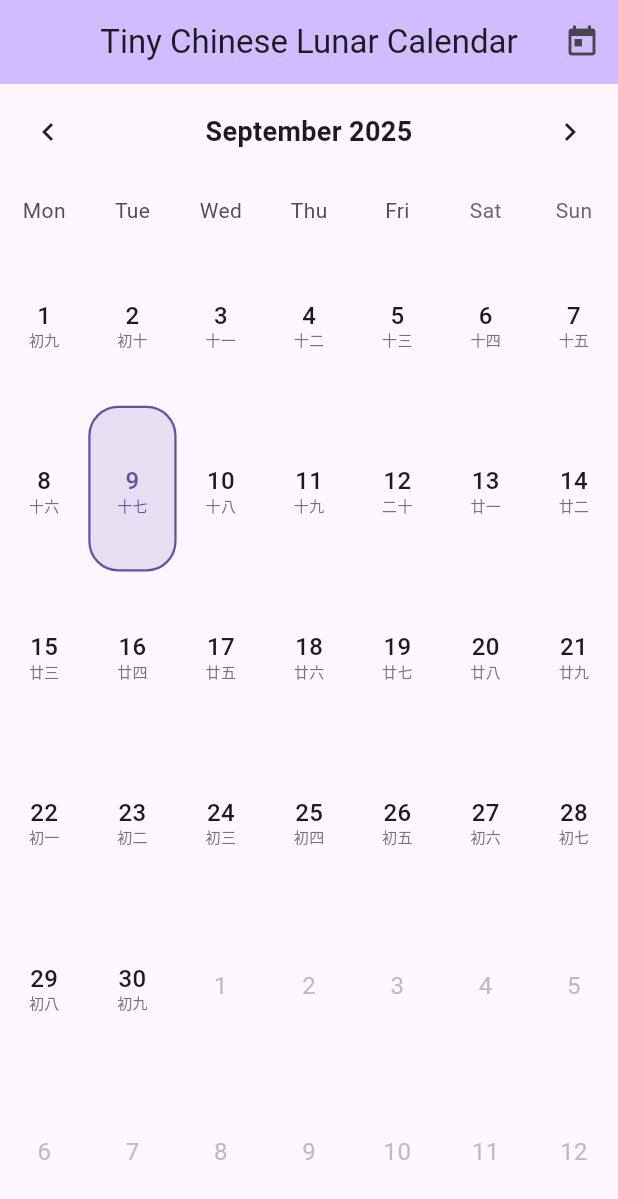
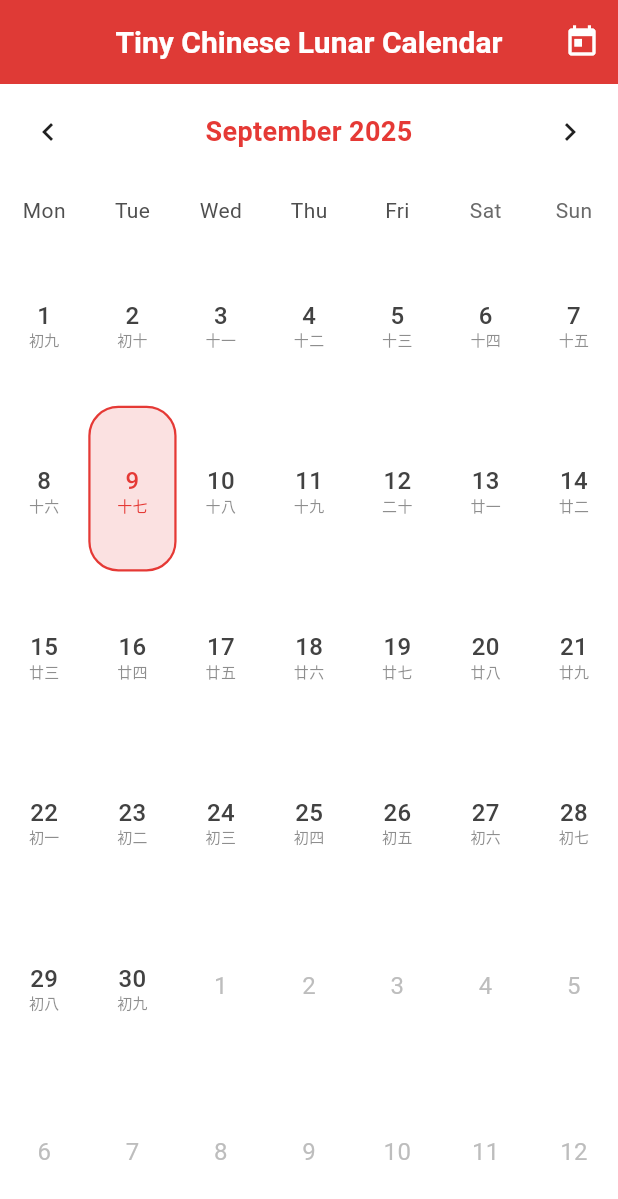
Before and after one commit to cjhuaxin/tiny_chinese_lunar_calendar, a Flutter app: the screen it shows after launch, on a phone screen of 412 x 824 dp. Shown: the top 1199 px of the screen. Run offline on Flutter 3.47's test engine with Material 3 defaults, Android fonts, the phone set to English and light mode, and no system bars; drawn by our look-alikes of table_calendar; our stand-ins replace bloc; generated files the repository leaves out were written again.

Commit message:
update to  the chinese red theme

```diff
--- /dev/null
+++ b/lib/app/theme/app_theme.dart
@@ -0,0 +1,195 @@
+import 'package:flutter/material.dart';
+
+/// 中国万年历应用主题配色
+/// 采用中国红为主色调，营造传统文化氛围
+class AppTheme {
+  // 中国红色系配色 - 更现代化的中国红调色板
+  static const Color _chineseRed = Color(0xFFE53935); // 主要的中国红，稍微明亮一些
+  static const Color _deepRed = Color(0xFFC62828); // 深红色，更温暖
+  static const Color _lightRed = Color(0xFFEF5350); // 浅红色
+  static const Color _softRed = Color(0xFFFFEBEE); // 非常柔和的红色背景
+
+  // 辅助色彩
+  static const Color _goldAccent = Color(0xFFFF8F00); // 更温暖的金色
+  static const Color _warmGray = Color(0xFF424242); // 现代化的深灰色
+  static const Color _lightGray = Color(0xFFFAFAFA); // 更纯净的浅灰色背景
+
+  /// 获取亮色主题
+  static ThemeData get lightTheme {
+    return ThemeData(
+      useMaterial3: true,
+      colorScheme: ColorScheme.fromSeed(
+        seedColor: _chineseRed,
+        primary: _chineseRed,
+        onPrimary: Colors.white,
+        secondary: _goldAccent,
+        onSecondary: Colors.white,
+        surface: Colors.white,
+        onSurface: _warmGray,
+        error: _deepRed,
+        onError: Colors.white,
+      ),
+
+      // AppBar主题
+      appBarTheme: const AppBarTheme(
+        backgroundColor: _chineseRed,
+        foregroundColor: Colors.white,
+        elevation: 2,
+        centerTitle: true,
+        titleTextStyle: TextStyle(
+          color: Colors.white,
+          fontSize: 20,
+          fontWeight: FontWeight.w600,
+        ),
+        iconTheme: IconThemeData(
+          color: Colors.white,
+        ),
+      ),
+
+      // 卡片主题
+      cardTheme: CardThemeData(
+        color: Colors.white,
+        elevation: 2,
+        shape: RoundedRectangleBorder(
+          borderRadius: BorderRadius.circular(12),
+        ),
+      ),
+
+      // 按钮主题
+      elevatedButtonTheme: ElevatedButtonThemeData(
+        style: ElevatedButton.styleFrom(
+          backgroundColor: _chineseRed,
+          foregroundColor: Colors.white,
+          elevation: 2,
+          shape: RoundedRectangleBorder(
+            borderRadius: BorderRadius.circular(8),
+          ),
+        ),
+      ),
+
+      // 文本按钮主题
+      textButtonTheme: TextButtonThemeData(
+        style: TextButton.styleFrom(
+          foregroundColor: _chineseRed,
+        ),
+      ),
+
+      // 图标按钮主题
+      iconButtonTheme: IconButtonThemeData(
+        style: IconButton.styleFrom(
+          foregroundColor: _chineseRed,
+        ),
+      ),
+
+      // 输入框主题
+      inputDecorationTheme: InputDecorationTheme(
+        border: OutlineInputBorder(
+          borderRadius: BorderRadius.circular(8),
+          borderSide: BorderSide(color: Colors.grey.shade300),
+        ),
+        focusedBorder: OutlineInputBorder(
+          borderRadius: BorderRadius.circular(8),
+          borderSide: const BorderSide(color: _chineseRed, width: 2),
+        ),
+        labelStyle: const TextStyle(color: _warmGray),
+        hintStyle: TextStyle(color: Colors.grey.shade500),
+      ),
+
+      // 文本主题
+      textTheme: const TextTheme(
+        headlineLarge: TextStyle(
+          color: _warmGray,
+          fontWeight: FontWeight.bold,
+        ),
+        headlineMedium: TextStyle(
+          color: _warmGray,
+          fontWeight: FontWeight.w600,
+        ),
+        titleLarge: TextStyle(
+          color: _warmGray,
+          fontWeight: FontWeight.w600,
+        ),
+        titleMedium: TextStyle(
+          color: _warmGray,
+          fontWeight: FontWeight.w500,
+        ),
+        bodyLarge: TextStyle(
+          color: _warmGray,
+        ),
+        bodyMedium: TextStyle(
+          color: _warmGray,
+        ),
+      ),
+
+      // 分割线主题
+      dividerTheme: DividerThemeData(
+        color: Colors.grey.shade300,
+        thickness: 1,
+      ),
+    );
+  }
+
+  /// 获取暗色主题
+  static ThemeData get darkTheme {
+    return ThemeData(
+      useMaterial3: true,
+      colorScheme: ColorScheme.fromSeed(
+        seedColor: _chineseRed,
+        brightness: Brightness.dark,
+        primary: _lightRed,
+        onPrimary: Colors.white,
+        secondary: _goldAccent,
+        onSecondary: Colors.black,
+        surface: const Color(0xFF1E1E1E),
+        onSurface: Colors.white,
+        error: _lightRed,
+        onError: Colors.white,
+      ),
+
+      // AppBar主题
+      appBarTheme: const AppBarTheme(
+        backgroundColor: Color(0xFF1E1E1E),
+        foregroundColor: Colors.white,
+        elevation: 2,
+        centerTitle: true,
+        titleTextStyle: TextStyle(
+          color: Colors.white,
+          fontSize: 20,
+          fontWeight: FontWeight.w600,
+        ),
+        iconTheme: IconThemeData(
+          color: Colors.white,
+        ),
+      ),
+
+      // 卡片主题
+      cardTheme: const CardThemeData(
+        color: Color(0xFF2D2D2D),
+        elevation: 2,
+      ),
+
+      // 按钮主题
+      elevatedButtonTheme: ElevatedButtonThemeData(
+        style: ElevatedButton.styleFrom(
+          backgroundColor: _lightRed,
+          foregroundColor: Colors.white,
+          elevation: 2,
+        ),
+      ),
+
+      // 文本按钮主题
+      textButtonTheme: TextButtonThemeData(
+        style: TextButton.styleFrom(
+          foregroundColor: _lightRed,
+        ),
+      ),
+
+      // 图标按钮主题
+      iconButtonTheme: IconButtonThemeData(
+        style: IconButton.styleFrom(
+          foregroundColor: _lightRed,
+        ),
+      ),
+    );
+  }
+}
--- /dev/null
+++ b/lib/app/theme/theme.dart
@@ -0,0 +1 @@
+export 'app_theme.dart';
--- a/lib/app/view/app.dart
+++ b/lib/app/view/app.dart
@@ -1,4 +1,5 @@
 import 'package:flutter/material.dart';
+import 'package:tiny_chinese_lunar_calendar/app/theme/app_theme.dart';
 import 'package:tiny_chinese_lunar_calendar/calendar/calendar.dart';
 import 'package:tiny_chinese_lunar_calendar/l10n/gen/app_localizations.dart';
 
@@ -21,12 +22,8 @@ class _AppState extends State<App> {
   @override
   Widget build(BuildContext context) {
     return MaterialApp(
-      theme: ThemeData(
-        appBarTheme: AppBarTheme(
-          backgroundColor: Theme.of(context).colorScheme.inversePrimary,
-        ),
-        useMaterial3: true,
-      ),
+      theme: AppTheme.lightTheme,
+      darkTheme: AppTheme.darkTheme,
       locale: _locale,
       localizationsDelegates: AppLocalizations.localizationsDelegates,
       supportedLocales: AppLocalizations.supportedLocales,
--- a/lib/calendar/view/calendar_page.dart
+++ b/lib/calendar/view/calendar_page.dart
@@ -1,8 +1,8 @@
-import 'package:tiny_chinese_lunar_calendar/calendar/utils/lunar_calendar.dart';
-import 'package:tiny_chinese_lunar_calendar/l10n/l10n.dart';
 import 'package:flutter/material.dart';
 import 'package:intl/intl.dart';
 import 'package:table_calendar/table_calendar.dart';
+import 'package:tiny_chinese_lunar_calendar/calendar/utils/lunar_calendar.dart';
+import 'package:tiny_chinese_lunar_calendar/l10n/l10n.dart';
 
 class CalendarPage extends StatelessWidget {
   const CalendarPage({super.key, this.onLanguageChanged});
@@ -109,7 +109,11 @@ class _CalendarViewState extends State<CalendarView> {
                 lunarDate.dayText,
                 style: TextStyle(
                   fontSize: 10,
-                  color: textColor ?? Colors.grey[600],
+                  color:
+                      textColor ??
+                      Theme.of(
+                        context,
+                      ).colorScheme.onSurface.withValues(alpha: 0.6),
                   height: 1,
                 ),
               ),
@@ -178,15 +182,18 @@ class _CalendarViewState extends State<CalendarView> {
                       color: Colors.grey[400],
                       fontSize: 16,
                     ),
-                    // Weekend styling
-                    weekendTextStyle: const TextStyle(
-                      color: Colors.red,
+                    // Weekend styling - 使用更柔和的红色
+                    weekendTextStyle: TextStyle(
+                      color: Theme.of(
+                        context,
+                      ).colorScheme.primary.withValues(alpha: 0.8),
                       fontSize: 16,
                     ),
                     // Default text style
-                    defaultTextStyle: const TextStyle(
+                    defaultTextStyle: TextStyle(
                       fontSize: 16,
                       fontWeight: FontWeight.w500,
+                      color: Theme.of(context).colorScheme.onSurface,
                     ),
                   ),
                   startingDayOfWeek: StartingDayOfWeek.monday,
@@ -199,9 +206,10 @@ class _CalendarViewState extends State<CalendarView> {
                         child: Text(
                           formatter.format(day),
                           textAlign: TextAlign.center,
-                          style: const TextStyle(
+                          style: TextStyle(
                             fontSize: 18,
                             fontWeight: FontWeight.bold,
+                            color: Theme.of(context).colorScheme.primary,
                           ),
                         ),
                       );
```
Also changed, not shown: 3 other files.
